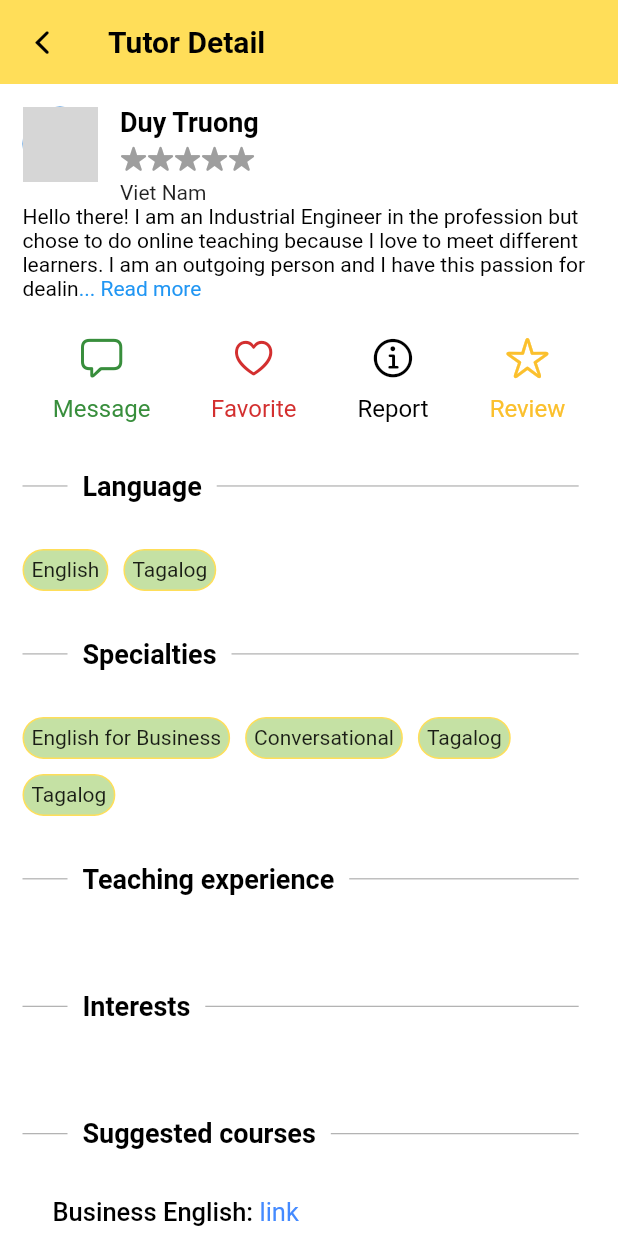
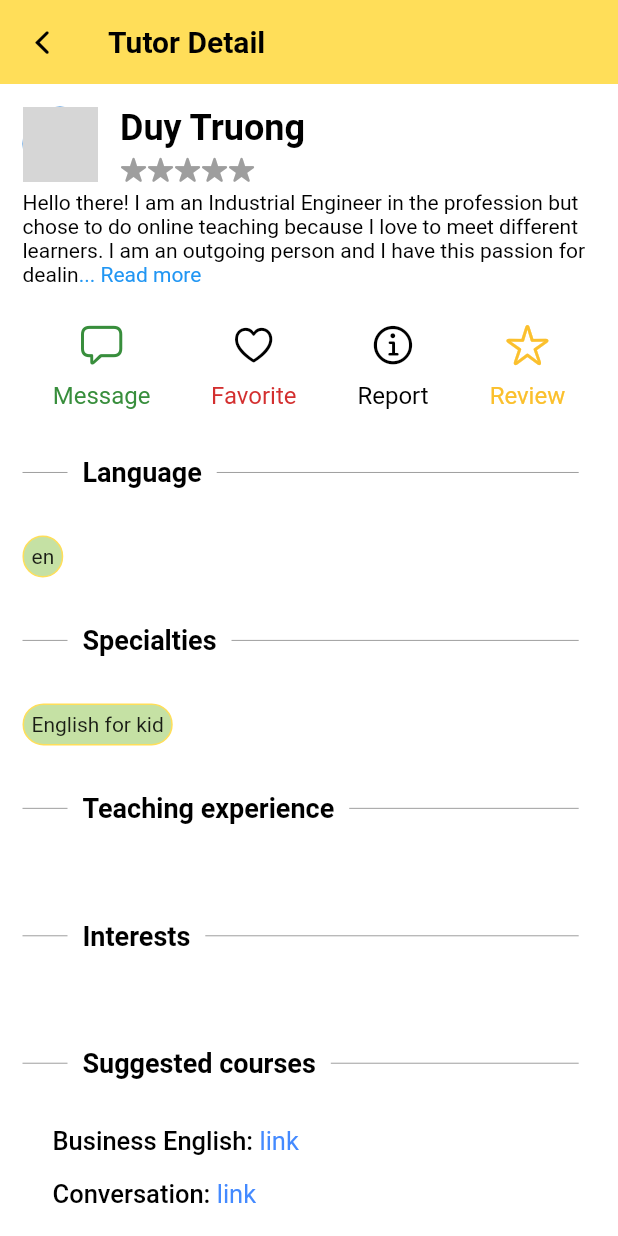
Before and after one commit to zeref278/lettutor, a Flutter app: the FeedbacksScreen screen opened directly, after a tap on "Duy Truong", on a phone screen of 412 x 824 dp. Run offline on Flutter 3.47's test engine with Material 2 defaults, Android fonts, the phone set to English and light mode, and no system bars; drawn by our look-alikes of flutter_rating_bar; our stand-ins replace dio, font_awesome_flutter, get_it, google_fonts, shared_preferences, syncfusion_flutter_calendar; accounts and stored records are empty; network calls fail; grey boxes are pictures that could not be loaded.

Commit message:
Favorite

```diff
--- a/lettutor/lib/models/tutor.dart
+++ b/lettutor/lib/models/tutor.dart
@@ -1,3 +1,5 @@
+import 'package:lettutor/services/parser_service.dart';
+
 class Tutor {
   String id;
   String name;
@@ -7,10 +9,11 @@ class Tutor {
   double rating;
   String? experience;
   String? interests;
-  String? languages;
-  String specialities;
+  List<String> languages;
+  List<String> specialities;
   bool isActivated;
   bool isFavorite;
+
 
   Tutor({
     required this.id,
@@ -21,7 +24,7 @@ class Tutor {
     required this.rating,
     this.experience,
     this.interests,
-    this.languages,
+    required this.languages,
     required this.specialities,
     required this.isActivated,
     required this.isFavorite
@@ -32,13 +35,13 @@ class Tutor {
       id: json['userId'],
       name: json['User']['name'],
       linkAvatar: json['User']['avatar'],
-      specialities: json['specialties'],
+      specialities: ParserService.parseString(json['specialties'], ","),
       bio: json['bio'],
       isActivated: json['isActivated'] as bool,
       rating: json['avgRating'] as double,
       isFavorite: json['isFavorite'] as bool,
       experience: json['experience'],
-      languages: json['languages'],
+      languages: ParserService.parseString(json['languages'], ","),
       interests: json['interests'],
       videoLink: json['video']
     );
--- /dev/null
+++ b/lettutor/lib/services/parser_service.dart
@@ -0,0 +1,7 @@
+
+class ParserService {
+  static List<String> parseString(String input, String seperator) {
+    List<String> result = input.split(seperator);
+    return result;
+  }
+}
--- a/lettutor/lib/ui/courses/course_detail_screen.dart
+++ b/lettutor/lib/ui/courses/course_detail_screen.dart
@@ -57,7 +57,7 @@ class CourseDetailScreen extends StatelessWidget {
               height: 5,
             ),
             Text(
-              course.firstOverview,
+              course.reason,
             ),
             SizedBox(
               height: 10,
@@ -81,7 +81,7 @@ class CourseDetailScreen extends StatelessWidget {
               height: 5,
             ),
             Text(
-              course.secondOverview,
+              course.purpose,
             ),
             CustomDividerText(
               child: Text('Experience Level',
--- a/lettutor/lib/ui/custom_widgets/custom_card/custom_card_course.dart
+++ b/lettutor/lib/ui/custom_widgets/custom_card/custom_card_course.dart
@@ -57,7 +57,7 @@ class CustomCardCourse extends StatelessWidget {
                   ),
                   SizedBox(height: 10,),
                   Text(
-                    course.shortDescription,
+                    course.description,
                     maxLines: 3,
                     style: TextStyle(fontSize: 14, color: Colors.grey),
                   ),
--- a/lettutor/lib/ui/custom_widgets/custom_rating_bar/custom_rating_bar.dart
+++ b/lettutor/lib/ui/custom_widgets/custom_rating_bar/custom_rating_bar.dart
@@ -6,11 +6,15 @@ class CustomRatingBar extends StatelessWidget {
   final double rating;
   final bool isReadonly;
   final void Function(double) onRatingUpdate;
+  final double? sizeOfStar;
 
-  CustomRatingBar({
-    Key? key, required this.rating, this.isReadonly = true, required this.onRatingUpdate}) : super(key: key);
-
-
+  CustomRatingBar(
+      {Key? key,
+      required this.rating,
+      this.isReadonly = true,
+      required this.onRatingUpdate,
+      this.sizeOfStar})
+      : super(key: key);
 
   @override
   Widget build(BuildContext context) {
@@ -18,23 +22,16 @@ class CustomRatingBar extends StatelessWidget {
       ignoreGestures: isReadonly,
       allowHalfRating: true,
       initialRating: rating,
-      itemSize: 18,
+      itemSize: sizeOfStar ?? 18,
       onRatingUpdate: onRatingUpdate,
       ratingWidget: RatingWidget(
         full: Icon(
           CupertinoIcons.star_fill,
           color: Colors.amber,
         ),
-        half: Icon(
-            CupertinoIcons
-                .star_lefthalf_fill,
-            color: Colors.amber),
-        empty: Icon(
-            CupertinoIcons
-                .star_fill,
-            color: Colors.grey),
+        half: Icon(CupertinoIcons.star_lefthalf_fill, color: Colors.amber),
+        empty: Icon(CupertinoIcons.star_fill, color: Colors.grey),
       ),
     );
   }
-
 }
--- a/lettutor/lib/ui/tutors/tutor_detail_screen.dart
+++ b/lettutor/lib/ui/tutors/tutor_detail_screen.dart
@@ -2,7 +2,9 @@ import 'package:flutter/cupertino.dart';
 import 'package:flutter/material.dart';
 import 'package:lettutor/models/tutor.dart';
 import 'package:lettutor/constants/ui_constants.dart';
+import 'package:lettutor/providers/tutor_provider.dart';
 import 'package:lettutor/ui/custom_widgets/custom_widgets.dart';
+import 'package:provider/provider.dart';
 
 import 'package:syncfusion_flutter_calendar/calendar.dart';
 
@@ -69,7 +71,7 @@ class _TutorDetailScreenState extends State<TutorDetailScreen> {
                         Text(
                           widget.tutor.name,
                           style: TextStyle(
-                              fontSize: 18,
+                              fontSize: 24,
                               color: Colors.black,
                               fontWeight: FontWeight.w600),
                         ),
@@ -82,7 +84,6 @@ class _TutorDetailScreenState extends State<TutorDetailScreen> {
                         SizedBox(
                           height: smallSpacer,
                         ),
-                        Text('Viet Nam'),
                       ],
                     ),
                   ),
@@ -114,18 +115,20 @@ class _TutorDetailScreenState extends State<TutorDetailScreen> {
                 ),
                 Column(
                   children: [
-                    IconButton(
-                        onPressed: () {
-                          setState(() {
-                            isFavorite = !isFavorite;
-                          });
-                        },
-                        icon: Icon(
-                            isFavorite
-                                ? CupertinoIcons.heart_fill
-                                : CupertinoIcons.heart,
-                            color: Colors.red[700],
-                            size: 30)),
+                    Consumer<TutorProvider>(
+                      builder: (context, tutorData, _) {
+                        return IconButton(
+                            onPressed: () async {
+                              await tutorData.addTutorToFavorite();
+                            },
+                            icon: Icon(
+                                tutorData.tutor.isFavorite
+                                    ? CupertinoIcons.heart_fill
+                                    : CupertinoIcons.heart,
+                                color: widget.tutor.isFavorite ? Colors.red : Colors.black,
+                                size: 30));
+                      },
+                    ),
                     Text('Favorite',
                         style: TextStyle(fontSize: 16, color: Colors.red[700]))
                   ],
@@ -169,10 +172,9 @@ class _TutorDetailScreenState extends State<TutorDetailScreen> {
             Wrap(
               spacing: 10,
               runSpacing: 10,
-              children: <Widget>[
-                CustomTagTutor(text: Text('English')),
-                CustomTagTutor(text: Text('Tagalog')),
-              ],
+              children:
+                widget.tutor.languages.map((e) => CustomTagTutor(text: Text(e))).toList()
+              ,
             ),
             SizedBox(height: mediumSpacer),
             const CustomDividerText(
@@ -186,12 +188,7 @@ class _TutorDetailScreenState extends State<TutorDetailScreen> {
             Wrap(
               spacing: 10,
               runSpacing: 10,
-              children: <Widget>[
-                CustomTagTutor(text: Text('English for Business')),
-                CustomTagTutor(text: Text('Conversational')),
-                CustomTagTutor(text: Text('Tagalog')),
-                CustomTagTutor(text: Text('Tagalog')),
-              ],
+              children: widget.tutor.specialities.map((e) => CustomTagTutor(text: Text(e))).toList(),
             ),
             SizedBox(height: mediumSpacer),
             const CustomDividerText(
```
Also changed, not shown: lettutor/lib/data/network/apis/tutor_api.dart (+12 -0 lines), lettutor/lib/models/course.dart (+12 -6 lines), lettutor/lib/models/hard_code.dart (+6 -6 lines), lettutor/lib/models/topic.dart (added, +13 -0 lines), lettutor/lib/providers/tutor_provider.dart (+12 -3 lines), lettutor/lib/services/tutor_service.dart (+15 -2 lines), lettutor/lib/ui/custom_widgets/custom_card/custom_card_tutor.dart (+20 -43 lines).
